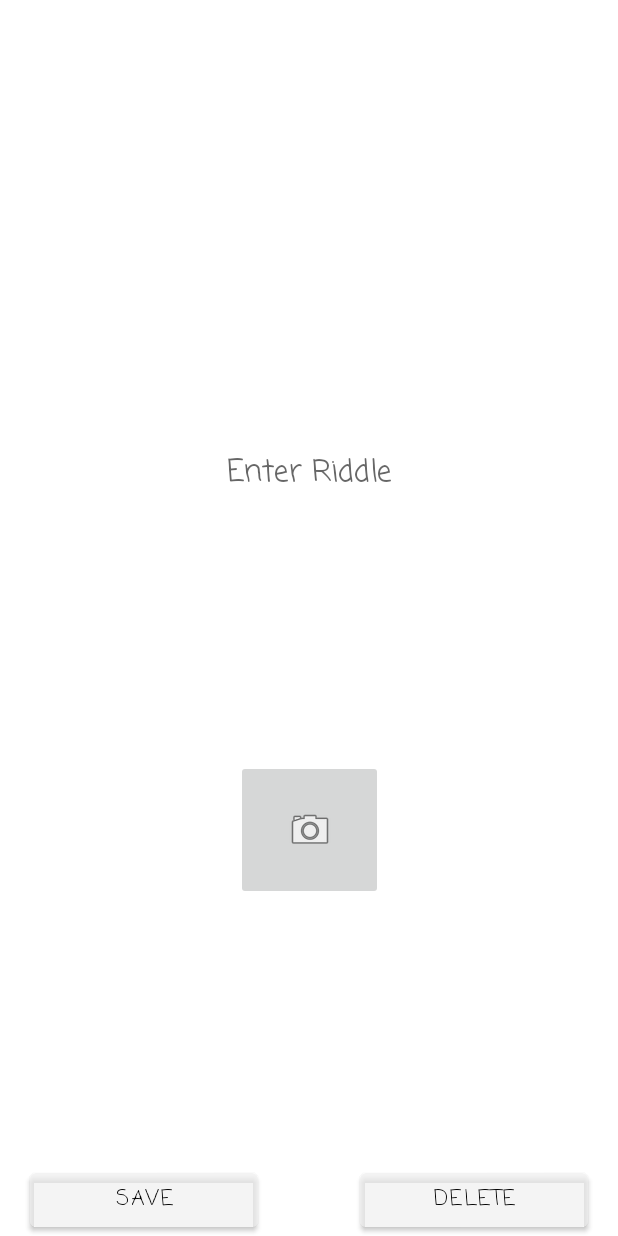
After one commit to IdoSagiv/treasure-hunt, an Android app: the layout fragment_creator_add_hint.xml on its own in the app's theme, with its tools: preview values and no code run, on a phone screen of 412 x 824 dp. The commit adds this screen. Run offline under Robolectric (Android 15) with nearby library versions, the phone set to English and light mode, and no system bars.

Commit message:
8\8 1319 Elam adding fragment_creator_add_hint.xml fragment_creator_edit_game.xml and fragment_creator_new_game.xml

```diff
--- /dev/null
+++ b/app/src/main/res/layout/fragment_creator_add_hint.xml
@@ -0,0 +1,67 @@
+<?xml version="1.0" encoding="utf-8"?>
+<androidx.constraintlayout.widget.ConstraintLayout
+    xmlns:android="http://schemas.android.com/apk/res/android"
+    xmlns:app="http://schemas.android.com/apk/res-auto"
+    xmlns:tools="http://schemas.android.com/tools"
+    android:layout_width="match_parent"
+    android:layout_height="match_parent">
+
+    <EditText
+        android:id="@+id/editTextEnterRiddle"
+        android:layout_width="0dp"
+        android:layout_height="wrap_content"
+        android:layout_marginStart="64dp"
+        android:layout_marginTop="300dp"
+        android:layout_marginEnd="64dp"
+        android:background="@color/white"
+        android:fontFamily="casual"
+        android:hint="@string/creator_add_hint"
+        android:inputType="text"
+        android:textAlignment="center"
+        android:textColor="@color/black"
+        android:textSize="20sp"
+        app:layout_constraintEnd_toEndOf="parent"
+        app:layout_constraintStart_toStartOf="parent"
+        app:layout_constraintTop_toTopOf="parent"
+        app:layout_constraintTop_toBottomOf="parent" />
+
+    <Button
+        android:id="@+id/buttonSave"
+        android:layout_width="0dp"
+        android:layout_height="wrap_content"
+        android:layout_marginStart="20dp"
+        android:layout_marginEnd="240dp"
+        android:fontFamily="casual"
+        android:text="@string/creator_save_hint"
+        android:textColor="@color/black"
+        app:backgroundTint="#A3EEEEEE"
+        app:layout_constraintBottom_toBottomOf="parent"
+        app:layout_constraintEnd_toEndOf="parent"
+        app:layout_constraintStart_toStartOf="parent" />
+
+    <Button
+        android:id="@+id/buttonSaveDelete"
+        android:layout_width="0dp"
+        android:layout_height="wrap_content"
+        android:layout_marginStart="240dp"
+        android:layout_marginEnd="20dp"
+        android:fontFamily="casual"
+        android:text="@string/creator_delete_hint"
+        android:textColor="@color/black"
+        app:backgroundTint="#A3EEEEEE"
+        app:layout_constraintBottom_toBottomOf="parent"
+        app:layout_constraintEnd_toEndOf="parent"
+        app:layout_constraintStart_toStartOf="parent" />
+
+    <ImageButton
+        android:id="@+id/imageButtonAddImage"
+        android:layout_width="98dp"
+        android:layout_height="93dp"
+        app:layout_constraintBottom_toTopOf="@+id/buttonSaveDelete"
+        app:layout_constraintEnd_toEndOf="parent"
+        app:layout_constraintStart_toStartOf="parent"
+        app:layout_constraintTop_toBottomOf="@+id/editTextEnterRiddle"
+        app:srcCompat="@android:drawable/ic_menu_camera" />
+
+
+</androidx.constraintlayout.widget.ConstraintLayout>
--- a/app/src/main/res/values/strings.xml
+++ b/app/src/main/res/values/strings.xml
@@ -21,6 +21,21 @@
     <string name="Register_sign_in">Sign-in</string>
     <string name="creator_edit_game">Edit Game</string>
     <string name="creator_new_game">New Game</string>
+    <string name="creator_new_game_create">Create New Game</string>
+    <string name="creator_new_game_save">Save Game</string>
+    <string name="creator_new_game_add_hint">Add Hint</string>
+    <string name="creator_new_game_location">locations</string>
+
+    <string name="creator_finish_edit_game">Finish Editing</string>
+    <string name="creator_add_hint">Enter Riddle</string>
+    <string name="creator_save_hint">Save</string>
+    <string name="creator_delete_hint">delete</string>
+
+
+
+
+
+
 
 
 
```
Also changed, not shown: app/src/main/res/layout/fragment_creator_edit_game.xml (added, +74 -0 lines), app/src/main/res/layout/fragment_creator_new_game.xml (added, +93 -0 lines).
